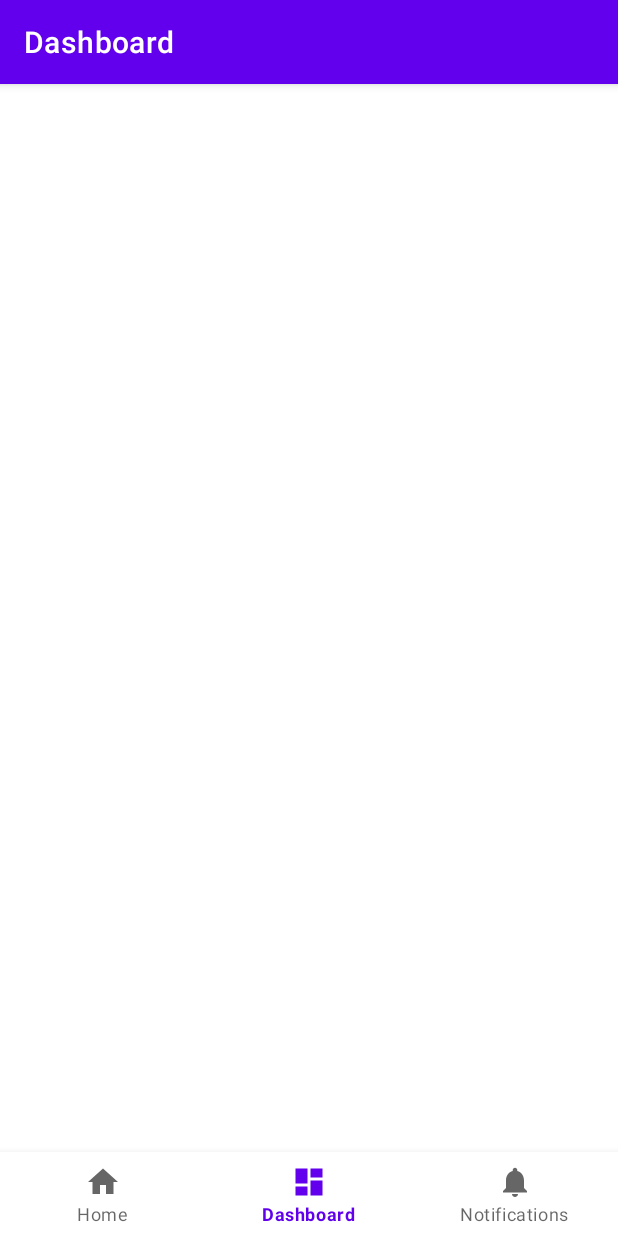
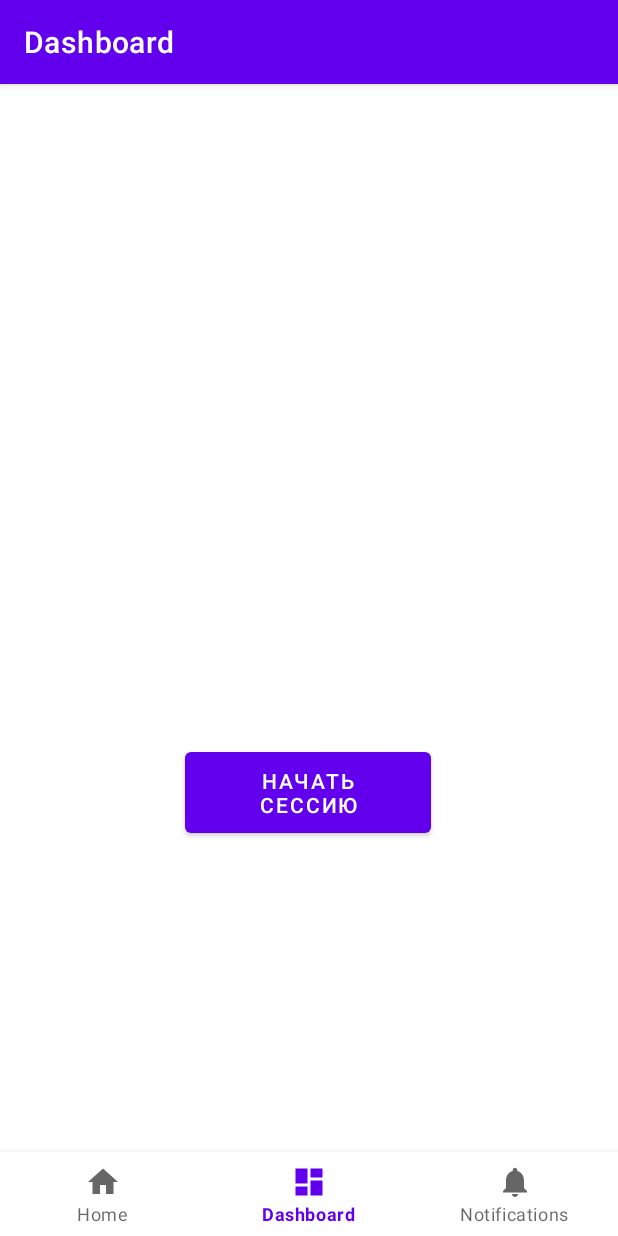
Before and after one commit to Alexvan-1/Focus_Key, an Android app: the TimerActivity screen opened through its navigation route, on a phone screen of 412 x 824 dp. Run offline under Robolectric (Android 15) with nearby library versions, the phone set to English and light mode, and no system bars; our stand-ins replace navigation-ui.

Commit message:
Timer prototype is ready

```diff
--- a/app/src/main/java/com/example/focuskey/ui/timer/TimerActivity.kt
+++ b/app/src/main/java/com/example/focuskey/ui/timer/TimerActivity.kt
@@ -20,6 +20,9 @@ class TimerActivity : Fragment() {
     // onDestroyView.
     private val binding get() = _binding!!
 
+    private var mins = 20
+    private lateinit var timer_text_choose: TextView
+
     @SuppressLint("SetTextI18n")
     override fun onCreateView(
         inflater: LayoutInflater,
@@ -32,7 +35,79 @@ class TimerActivity : Fragment() {
         _binding = FragmentTimerBinding.inflate(inflater, container, false)
         val root: View = binding.root
 
+        val start_button: Button = binding.startButton
+
+        val submit_button: Button = binding.submitButton
+        val plus_button: Button = binding.buttonPlus
+        val minus_button: Button = binding.buttonMinus
+
+        val timer_text: TextView = binding.timerText
+        timer_text_choose = binding.timerTextChoose
+
+        var list = listOf(submit_button, plus_button, minus_button, timer_text_choose)
+
+        start_button.setOnClickListener() {
+            start_button.visibility = View.INVISIBLE
+            start_button.isEnabled = false
+
+            for (i in list) {
+                i.visibility = View.VISIBLE
+                i.isEnabled = true
+            }
+
+            updateTimeDisplay()
+        }
+
+        plus_button.setOnClickListener() {
+            if (mins < 120) {
+                mins += 20
+                updateTimeDisplay()
+            }
+        }
+
+        minus_button.setOnClickListener() {
+            if (mins > 20) {
+                mins -= 20
+                updateTimeDisplay()
+            }
+        }
+
+        submit_button.setOnClickListener() {
+            timer_text.visibility = View.VISIBLE
+            timer_text.isEnabled = true
+
+            object : CountDownTimer((mins * 60000).toLong(), 1000) {
+
+                override fun onTick(millisUntilFinished: Long) {
+                    val hours = millisUntilFinished / 3600000
+                    val minutes = (millisUntilFinished % 3600000) / 60000
+                    val seconds = (millisUntilFinished % 60000) / 1000
+
+                    timer_text.text = String.format("%01d:%02d:%02d", hours, minutes, seconds)
+                }
+
+                override fun onFinish() {
+                    timer_text.text = "0:00:00"
+                }
+            }.start()
+
+            for (i in list) {
+                i.visibility = View.INVISIBLE
+                i.isEnabled = false
+            }
+        }
+
         return root
+    }
+
+    @SuppressLint("SetTextI18n")
+    private fun updateTimeDisplay() {
+        val hours = mins / 60
+        val minutes = mins % 60
+
+        val form_mins = String.format("%02d", minutes)
+        timer_text_choose.text = "$hours:$form_mins:00"
+
     }
 
     override fun onDestroyView() {
--- a/app/src/main/res/layout/fragment_timer.xml
+++ b/app/src/main/res/layout/fragment_timer.xml
@@ -4,4 +4,99 @@
     xmlns:tools="http://schemas.android.com/tools"
     android:layout_width="match_parent"
     android:layout_height="match_parent"
-    tools:context=".ui.timer.TimerActivity"/>
+    tools:context=".ui.timer.TimerActivity">
+
+    <Button
+        android:id="@+id/start_button"
+        android:layout_width="164dp"
+        android:layout_height="66dp"
+        android:text="Начать сессию"
+        app:layout_constraintBottom_toBottomOf="parent"
+        app:layout_constraintEnd_toEndOf="parent"
+        app:layout_constraintHorizontal_bias="0.497"
+        app:layout_constraintStart_toStartOf="parent"
+        app:layout_constraintTop_toTopOf="parent"
+        app:layout_constraintVertical_bias="0.593" />
+
+    <Button
+        android:id="@+id/button_plus"
+        android:layout_width="48dp"
+        android:layout_height="50dp"
+        android:enabled="false"
+        android:text="+"
+        android:textSize="20sp"
+        android:visibility="invisible"
+        app:layout_constraintBottom_toBottomOf="parent"
+        app:layout_constraintEnd_toEndOf="parent"
+        app:layout_constraintHorizontal_bias="0.79"
+        app:layout_constraintStart_toStartOf="parent"
+        app:layout_constraintTop_toTopOf="parent"
+        app:layout_constraintVertical_bias="0.7"
+        tools:visibility="visible" />
+
+    <TextView
+        android:id="@+id/timer_text_choose"
+        android:layout_width="wrap_content"
+        android:layout_height="wrap_content"
+        android:enabled="false"
+        android:text="20:00"
+        android:textColor="#838383"
+        android:textSize="34sp"
+        android:visibility="invisible"
+        app:layout_constraintBottom_toBottomOf="parent"
+        app:layout_constraintEnd_toEndOf="parent"
+        app:layout_constraintStart_toStartOf="parent"
+        app:layout_constraintTop_toTopOf="parent"
+        app:layout_constraintVertical_bias="0.695"
+        tools:visibility="visible" />
+
+    <TextView
+        android:id="@+id/timer_text"
+        android:layout_width="wrap_content"
+        android:layout_height="wrap_content"
+        android:enabled="false"
+        android:text="20:00"
+        android:textColor="#838383"
+        android:textSize="52sp"
+        android:visibility="invisible"
+        app:layout_constraintBottom_toBottomOf="parent"
+        app:layout_constraintEnd_toEndOf="parent"
+        app:layout_constraintHorizontal_bias="0.498"
+        app:layout_constraintStart_toStartOf="parent"
+        app:layout_constraintTop_toTopOf="parent"
+        app:layout_constraintVertical_bias="0.434"
+        tools:visibility="visible" />
+
+    <Button
+        android:id="@+id/submit_button"
+        android:layout_width="106dp"
+        android:layout_height="56dp"
+        android:enabled="false"
+        android:text="Ок"
+        android:visibility="invisible"
+        app:layout_constraintBottom_toBottomOf="parent"
+        app:layout_constraintEnd_toEndOf="parent"
+        app:layout_constraintHorizontal_bias="0.498"
+        app:layout_constraintStart_toStartOf="parent"
+        app:layout_constraintTop_toTopOf="parent"
+        app:layout_constraintVertical_bias="0.804"
+        tools:visibility="visible" />
+
+    <Button
+        android:id="@+id/button_minus"
+        android:layout_width="48dp"
+        android:layout_height="50dp"
+        android:enabled="false"
+        android:text="-"
+        android:textSize="20sp"
+        android:visibility="invisible"
+        app:layout_constraintBottom_toBottomOf="parent"
+        app:layout_constraintEnd_toEndOf="parent"
+        app:layout_constraintEnd_toStartOf="@+id/button_plus"
+        app:layout_constraintHorizontal_bias="0.324"
+        app:layout_constraintStart_toStartOf="parent"
+        app:layout_constraintTop_toTopOf="parent"
+        app:layout_constraintVertical_bias="0.7"
+        tools:visibility="visible" />
+
+</androidx.constraintlayout.widget.ConstraintLayout>
```
